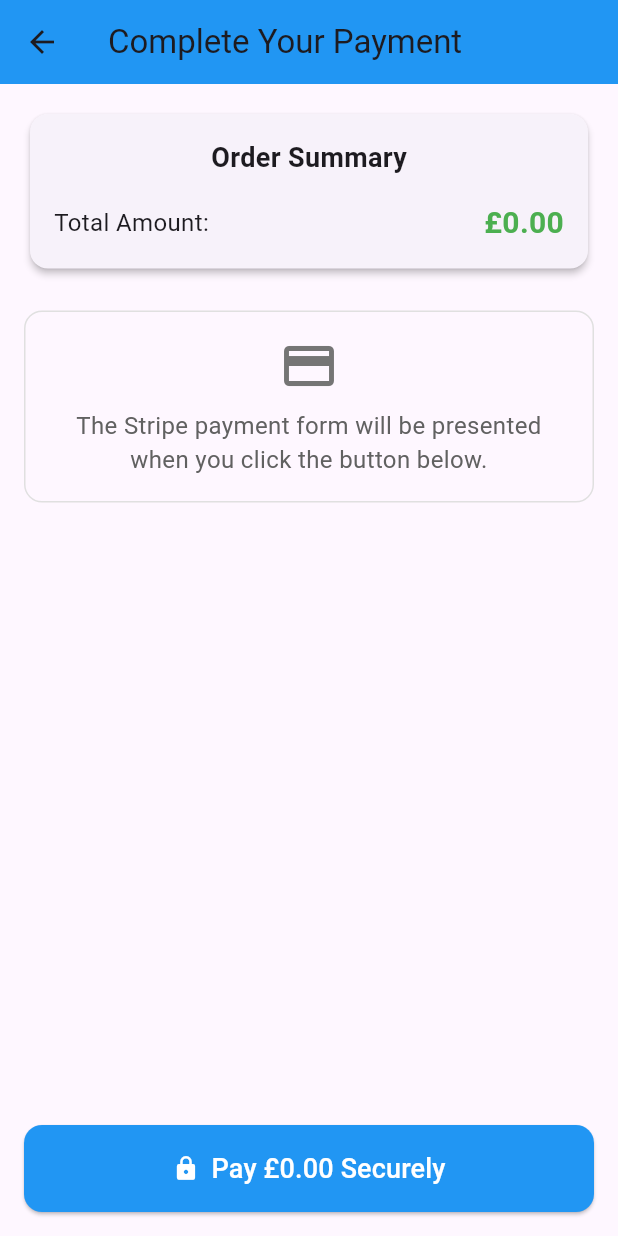
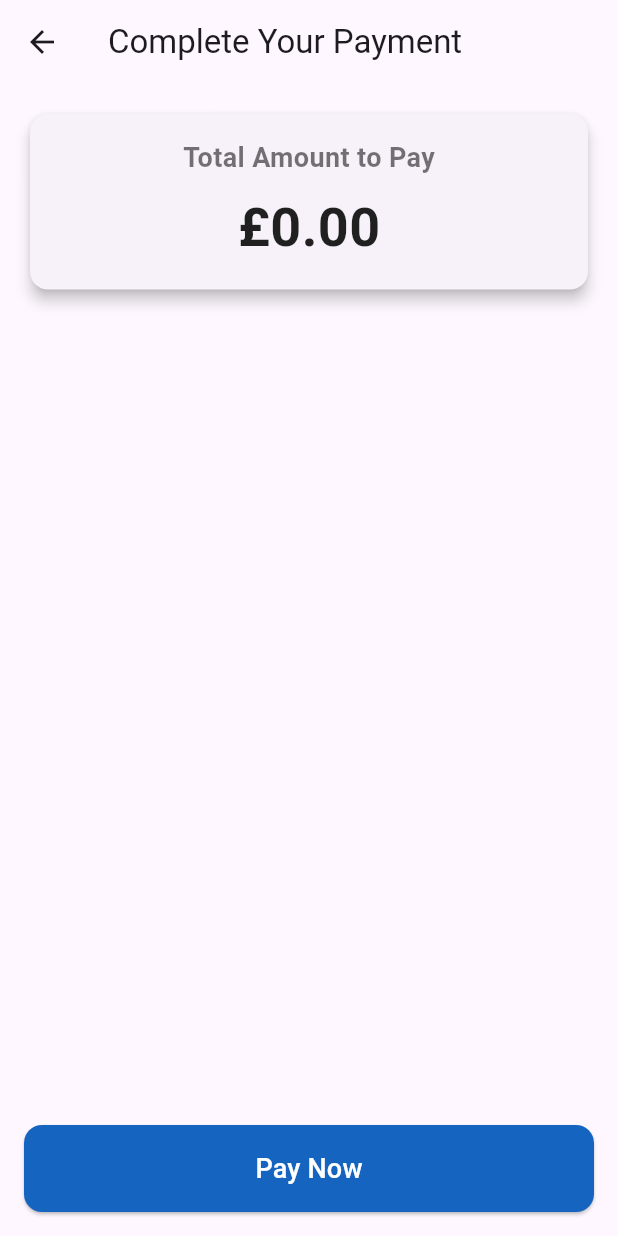
Before and after one commit to Hhenry443/parkso, a Flutter app: the PaymentScreen screen opened directly with empty values, on a phone screen of 412 x 824 dp. Run offline on Flutter 3.47's test engine with Material 3 defaults, Android fonts, the phone set to English and light mode, and no system bars; our stand-ins replace geolocator, permission_handler, shared_preferences; missing offline and left inert: flutter_stripe, mapbox_maps_flutter; accounts and stored records are empty.

Commit message:
Stripe implementation began

```diff
--- a/lib/screens/payment_screen.dart
+++ b/lib/screens/payment_screen.dart
@@ -1,4 +1,5 @@
 import 'package:flutter/material.dart';
+import 'package:flutter_stripe/flutter_stripe.dart' hide Card;
 
 class PaymentScreen extends StatefulWidget {
   final String stripeClientSecret;
@@ -16,40 +17,108 @@ class PaymentScreen extends StatefulWidget {
 
 class _PaymentScreenState extends State<PaymentScreen> {
   bool _isProcessing = false;
+  bool _isSheetInitialized = false;
 
-  // This is where you will call the Stripe SDK
+  @override
+  void initState() {
+    super.initState();
+    // Immediately initialize the payment sheet when the screen loads
+    _initPaymentSheet();
+  }
+
+  // Step 1: Initialize the Payment Sheet
+  Future<void> _initPaymentSheet() async {
+    try {
+      await Stripe.instance.initPaymentSheet(
+        paymentSheetParameters: SetupPaymentSheetParameters(
+          paymentIntentClientSecret: widget.stripeClientSecret,
+          merchantDisplayName: 'Parkso',
+          style: ThemeMode.system,
+        ),
+      );
+      setState(() {
+        _isSheetInitialized = true;
+      });
+    } catch (e, stacktrace) {
+      // Catch the exception and stacktrace
+      // --- FIX: PRINT THE FULL ERROR TO THE CONSOLE ---
+      print('Error initializing payment sheet: $e');
+      print('Stacktrace: $stacktrace');
+      // --- END FIX ---
+
+      if (mounted) {
+        ScaffoldMessenger.of(context).showSnackBar(
+          SnackBar(
+            content: Text('Error initializing payment sheet: $e'),
+            backgroundColor: Colors.red,
+          ),
+        );
+      }
+    }
+  }
+
+  // Step 2: Present the Payment Sheet and Handle the Result
   Future<void> _handlePayment() async {
+    if (!_isSheetInitialized) {
+      ScaffoldMessenger.of(context).showSnackBar(
+        const SnackBar(content: Text('Payment sheet is not ready yet.')),
+      );
+      return;
+    }
+
     setState(() {
       _isProcessing = true;
     });
 
-    // --- DUMMY PAYMENT LOGIC ---
-    // In a real app, you would call Stripe.instance.presentPaymentSheet() here.
-    // We will simulate a network delay.
-    await Future.delayed(const Duration(seconds: 2));
-
-    // --- DUMMY SUCCESS/FAILURE ---
-    // Here you would check the result from Stripe. We'll just pretend it succeeded.
-    final bool paymentSuccess = true;
-
+    try {
+      await Stripe.instance.presentPaymentSheet();
       setState(() {
         _isProcessing = false;
       });
+      _showSuccessDialog();
+    } on Exception catch (e, stacktrace) {
+      // Catch the exception and stacktrace
+      print('Error handling payment: $e');
+      print('Stacktrace: $stacktrace');
 
-    if (paymentSuccess) {
-      // Navigate to a success screen or show a success dialog
+      if (e is StripeException) {
+        ScaffoldMessenger.of(context).showSnackBar(
+          SnackBar(
+            content: Text(
+              'Payment failed: ${e.error.localizedMessage ?? e.error.code}',
+            ),
+            backgroundColor: Colors.red,
+          ),
+        );
+      } else {
+        ScaffoldMessenger.of(context).showSnackBar(
+          SnackBar(
+            content: Text('An unexpected error occurred: $e'),
+            backgroundColor: Colors.red,
+          ),
+        );
+      }
+    } finally {
+      if (mounted) {
+        setState(() {
+          _isProcessing = false;
+        });
+      }
+    }
+  }
+
+  void _showSuccessDialog() {
     showDialog(
       context: context,
       builder:
           (_) => AlertDialog(
             title: const Text('Payment Successful'),
             content: Text(
-                'Your payment of £${widget.totalPrice.toStringAsFixed(2)} was successful.',
+              'Your payment of £${(widget.totalPrice / 100).toStringAsFixed(2)} was successful.',
             ),
             actions: [
               TextButton(
                 onPressed: () {
-                    // Pop the dialog and then pop the payment screen to go back to the map
                   Navigator.of(context).pop();
                   Navigator.of(context).pop();
                 },
@@ -58,29 +127,19 @@ class _PaymentScreenState extends State<PaymentScreen> {
             ],
           ),
     );
-    } else {
-      // Show an error message
-      ScaffoldMessenger.of(context).showSnackBar(
-        const SnackBar(content: Text('Payment failed. Please try again.')),
-      );
-    }
   }
 
   @override
   Widget build(BuildContext context) {
     return Scaffold(
-      appBar: AppBar(
-        title: const Text('Complete Your Payment'),
-        backgroundColor: Colors.blue,
-      ),
+      appBar: AppBar(title: const Text('Complete Your Payment')),
       body: Padding(
         padding: const EdgeInsets.all(16.0),
         child: Column(
           crossAxisAlignment: CrossAxisAlignment.stretch,
           children: [
-            // --- Order Summary ---
             Card(
-              elevation: 2,
+              elevation: 4,
               shape: RoundedRectangleBorder(
                 borderRadius: BorderRadius.circular(12),
               ),
@@ -89,84 +148,43 @@ class _PaymentScreenState extends State<PaymentScreen> {
                 child: Column(
                   children: [
                     const Text(
-                      'Order Summary',
+                      'Total Amount to Pay',
                       style: TextStyle(
                         fontSize: 18,
-                        fontWeight: FontWeight.bold,
+                        fontWeight: FontWeight.w600,
+                        color: Colors.black54,
                       ),
                     ),
-                    const SizedBox(height: 16),
-                    Row(
-                      mainAxisAlignment: MainAxisAlignment.spaceBetween,
-                      children: [
-                        const Text(
-                          'Total Amount:',
-                          style: TextStyle(fontSize: 16),
+                    const SizedBox(height: 8),
+                    Text(
+                      '£${(widget.totalPrice / 100).toStringAsFixed(2)}',
+                      style: const TextStyle(
+                        fontSize: 36,
+                        fontWeight: FontWeight.bold,
+                        color: Colors.black87,
                       ),
-                        Text(
-                          '£${widget.totalPrice.toStringAsFixed(2)}', // Formats the price to 2 decimal places
-                          style: const TextStyle(
-                            fontSize: 20,
-                            fontWeight: FontWeight.bold,
-                            color: Colors.green,
-                          ),
-                        ),
-                      ],
                     ),
                   ],
                 ),
               ),
             ),
-            const SizedBox(height: 24),
-
-            // --- Payment Form Placeholder ---
-            Container(
-              padding: const EdgeInsets.all(16.0),
-              decoration: BoxDecoration(
-                border: Border.all(color: Colors.grey.shade300),
-                borderRadius: BorderRadius.circular(12),
-              ),
-              child: Column(
-                children: [
-                  Icon(Icons.payment, size: 40, color: Colors.grey.shade600),
-                  const SizedBox(height: 8),
-                  Text(
-                    'The Stripe payment form will be presented when you click the button below.',
-                    textAlign: TextAlign.center,
-                    style: TextStyle(fontSize: 16, color: Colors.grey.shade700),
-                  ),
-                ],
-              ),
-            ),
-
-            const Spacer(), // Pushes the button to the bottom
-            // --- Pay Now Button ---
-            ElevatedButton.icon(
-              icon:
-                  _isProcessing
-                      ? const SizedBox.shrink() // Don't show icon when loading
-                      : const Icon(Icons.lock, color: Colors.white),
-              label:
-                  _isProcessing
-                      ? const CircularProgressIndicator(color: Colors.white)
-                      : Text(
-                        'Pay £${widget.totalPrice.toStringAsFixed(2)} Securely',
-                        style: const TextStyle(
-                          fontSize: 18,
-                          color: Colors.white,
-                        ),
-                      ),
+            const Spacer(),
+            ElevatedButton(
               onPressed:
-                  _isProcessing
-                      ? null
-                      : _handlePayment, // Disable button when processing
+                  _isProcessing || !_isSheetInitialized ? null : _handlePayment,
               style: ElevatedButton.styleFrom(
-                backgroundColor: Colors.blue,
                 padding: const EdgeInsets.symmetric(vertical: 16),
+                backgroundColor: Colors.blue[800],
+                foregroundColor: Colors.white,
                 shape: RoundedRectangleBorder(
                   borderRadius: BorderRadius.circular(12),
                 ),
+                disabledBackgroundColor: Colors.grey.shade300,
               ),
+              child:
+                  _isProcessing
+                      ? const CircularProgressIndicator(color: Colors.white)
+                      : const Text('Pay Now', style: TextStyle(fontSize: 18)),
             ),
           ],
         ),
```
Also changed, not shown: lib/main.dart (+7 -2 lines), lib/screens/map_screen.dart (+6 -3 lines), 6 other files. Lines whose indentation alone changed are shown as unchanged.
